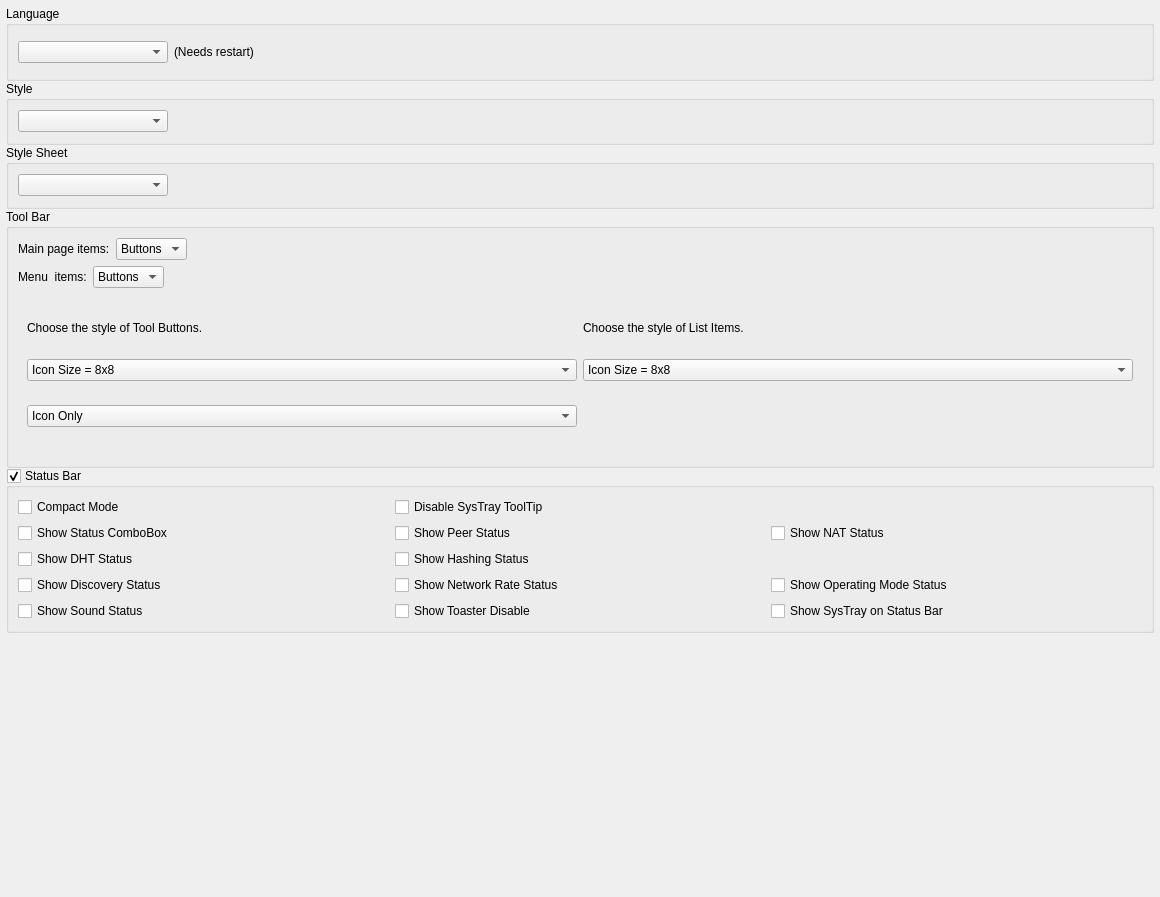
Old version of the form retroshare-gui/src/gui/settings/AppearancePage.ui in the repository RetroShare/RetroShare.
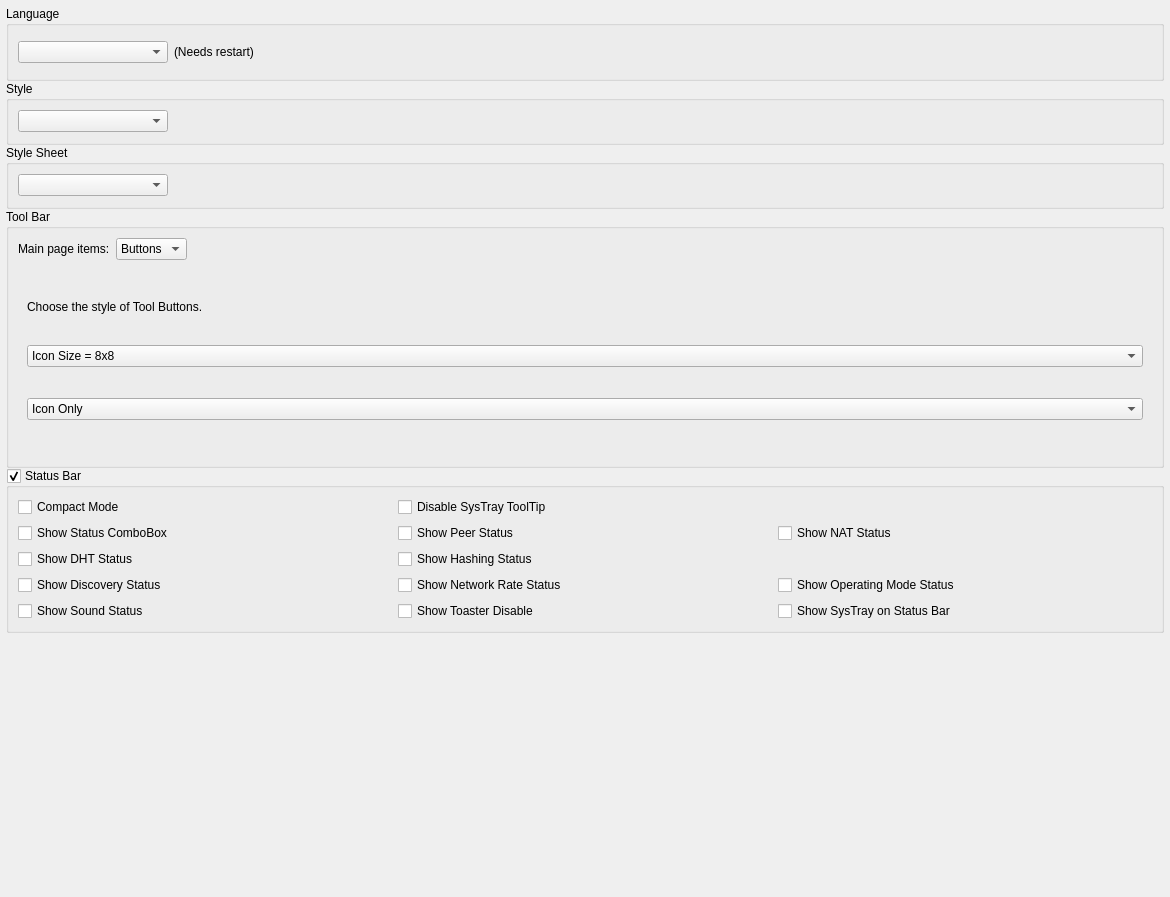
New version of the form.

Commit message: pass over AppearancePage to fit to the removal of tool buttons

Diff of the .ui file:
```diff
--- a/retroshare-gui/src/gui/settings/AppearancePage.ui
+++ b/retroshare-gui/src/gui/settings/AppearancePage.ui
@@ -6,7 +6,7 @@
    <rect>
     <x>0</x>
     <y>0</y>
-    <width>1160</width>
+    <width>1170</width>
     <height>897</height>
    </rect>
   </property>
@@ -237,44 +237,6 @@
         </item>
        </layout>
       </item>
-      <item>
-       <layout class="QHBoxLayout" name="horizontalLayout_2">
-        <item>
-         <widget class="QLabel" name="labelActionToolBar">
-          <property name="text">
-           <string>Menu  items:</string>
-          </property>
-         </widget>
-        </item>
-        <item>
-         <widget class="QComboBox" name="menuItemsButtonType_CB">
-          <item>
-           <property name="text">
-            <string>Buttons</string>
-           </property>
-          </item>
-          <item>
-           <property name="text">
-            <string>Item list</string>
-           </property>
-          </item>
-         </widget>
-        </item>
-        <item>
-         <spacer name="frameActionHSpacer">
-          <property name="orientation">
-           <enum>Qt::Horizontal</enum>
-          </property>
-          <property name="sizeHint" stdset="0">
-           <size>
-            <width>300</width>
-            <height>16</height>
-           </size>
-          </property>
-         </spacer>
-        </item>
-       </layout>
-      </item>
       <item>
        <widget class="QFrame" name="frameToolListStyle">
         <property name="sizePolicy">
@@ -324,19 +286,6 @@
            </property>
           </widget>
          </item>
-         <item row="0" column="1">
-          <widget class="QLabel" name="labelListItemStyle">
-           <property name="sizePolicy">
-            <sizepolicy hsizetype="Preferred" vsizetype="Fixed">
-             <horstretch>0</horstretch>
-             <verstretch>0</verstretch>
-            </sizepolicy>
-           </property>
-           <property name="text">
-            <string>Choose the style of List Items.</string>
-           </property>
-          </widget>
-         </item>
          <item row="1" column="0">
           <widget class="QComboBox" name="cmboTollButtonsSize">
            <item>
@@ -371,40 +320,6 @@
            </item>
           </widget>
          </item>
-         <item row="1" column="1">
-          <widget class="QComboBox" name="cmboListItemSize">
-           <item>
-            <property name="text">
-             <string>Icon Size = 8x8</string>
-            </property>
-           </item>
-           <item>
-            <property name="text">
-             <string>Icon Size = 16x16</string>
-            </property>
-           </item>
-           <item>
-            <property name="text">
-             <string>Icon Size = 24x24</string>
-            </property>
-           </item>
-           <item>
-            <property name="text">
-             <string>Icon Size = 32x32</string>
-            </property>
-           </item>
-           <item>
-            <property name="text">
-             <string>Icon Size = 64x64</string>
-            </property>
-           </item>
-           <item>
-            <property name="text">
-             <string>Icon Size = 128x128</string>
-            </property>
-           </item>
-          </widget>
-         </item>
         </layout>
        </widget>
       </item>
```
The commit also changes 2 other files.
